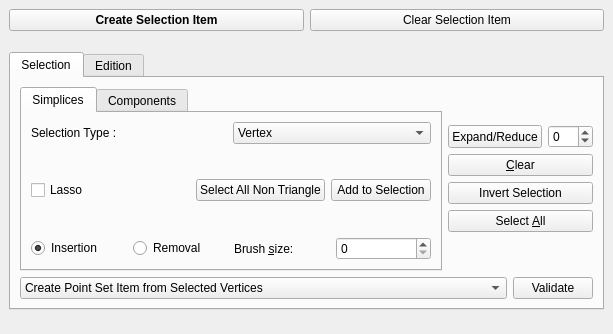
Above: Polyhedron/demo/Polyhedron/Plugins/PMP/Selection_widget.ui from CGAL/cgal before the change. Below: the same form after it.
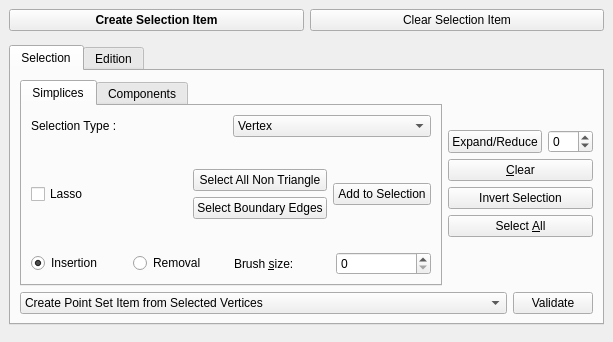
That is the form after the change.

Commit message: Add a butotn in edge selection mode that allows to select the whole boundary.

Diff of the .ui file:
```diff
--- a/Polyhedron/demo/Polyhedron/Plugins/PMP/Selection_widget.ui
+++ b/Polyhedron/demo/Polyhedron/Plugins/PMP/Selection_widget.ui
@@ -7,7 +7,7 @@
     <x>0</x>
     <y>0</y>
     <width>613</width>
-    <height>334</height>
+    <height>342</height>
    </rect>
   </property>
   <property name="windowTitle">
@@ -153,11 +153,22 @@
                  </spacer>
                 </item>
                 <item>
+                 <layout class="QVBoxLayout" name="verticalLayout_7">
+                  <item>
                  <widget class="QPushButton" name="Select_all_NTButton">
                   <property name="text">
                    <string>Select All Non Triangle</string>
                   </property>
                  </widget>
+                  </item>
+                  <item>
+                   <widget class="QPushButton" name="Select_boundaryButton">
+                    <property name="text">
+                     <string>Select Boundary Edges</string>
+                    </property>
+                   </widget>
+                  </item>
+                 </layout>
                 </item>
                 <item>
                  <widget class="QPushButton" name="Add_to_selection_button">
```
Lines whose indentation alone changed are shown as unchanged. The commit also changes 3 other files.
